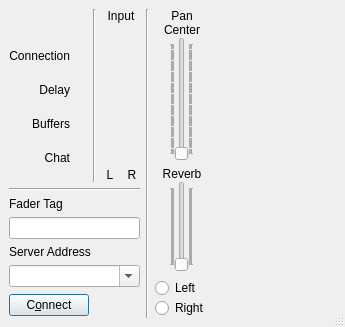
Old version of the form src/llconclientdlgbase.ui in the repository jamulussoftware/jamulus.
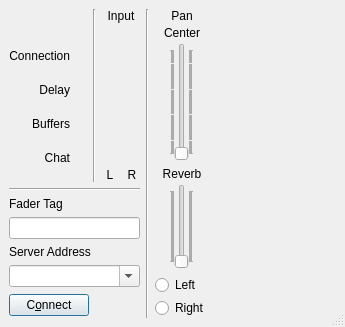
New version of the form. Icons and pictures are not drawn. Custom widgets are drawn as their Qt base class.

Commit message: small fix for main window layout, added some test code

Diff of the .ui file:
```diff
--- a/src/llconclientdlgbase.ui
+++ b/src/llconclientdlgbase.ui
@@ -525,7 +525,7 @@
         <item>
          <layout class="QVBoxLayout" >
           <property name="spacing" >
-           <number>0</number>
+           <number>3</number>
           </property>
           <item>
            <widget class="QLabel" name="TextAudInFader" >
@@ -632,7 +632,7 @@
           <item>
            <layout class="QVBoxLayout" >
             <property name="spacing" >
-             <number>0</number>
+             <number>3</number>
             </property>
             <property name="leftMargin" >
              <number>0</number>
@@ -725,7 +725,7 @@
           <item>
            <layout class="QVBoxLayout" >
             <property name="spacing" >
-             <number>0</number>
+             <number>3</number>
             </property>
             <item>
              <widget class="QRadioButton" name="RadioButtonRevSelL" >
```
The commit also changes 1 other file.
